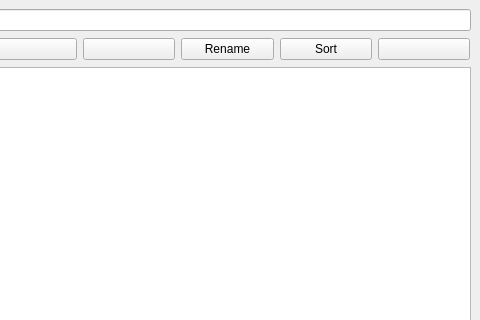
First picture: the form in mainwindow.ui, repository Snapky06/FileExplorer, before the edit; both pictures show x 320 to 800 and y 0 to 320 of the 800 by 600 pixel window.
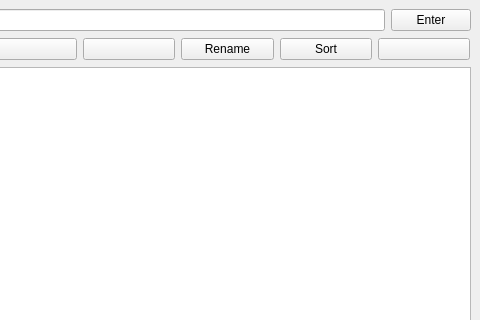
Second picture: the form after the edit. Icons and pictures are not drawn.

What changed in the file:
```diff
--- a/mainwindow.ui
+++ b/mainwindow.ui
@@ -54,6 +54,13 @@
         </property>
        </widget>
       </item>
+      <item>
+       <widget class="QPushButton" name="enterb">
+        <property name="text">
+         <string>Enter</string>
+        </property>
+       </widget>
+      </item>
      </layout>
     </item>
     <item>
```
